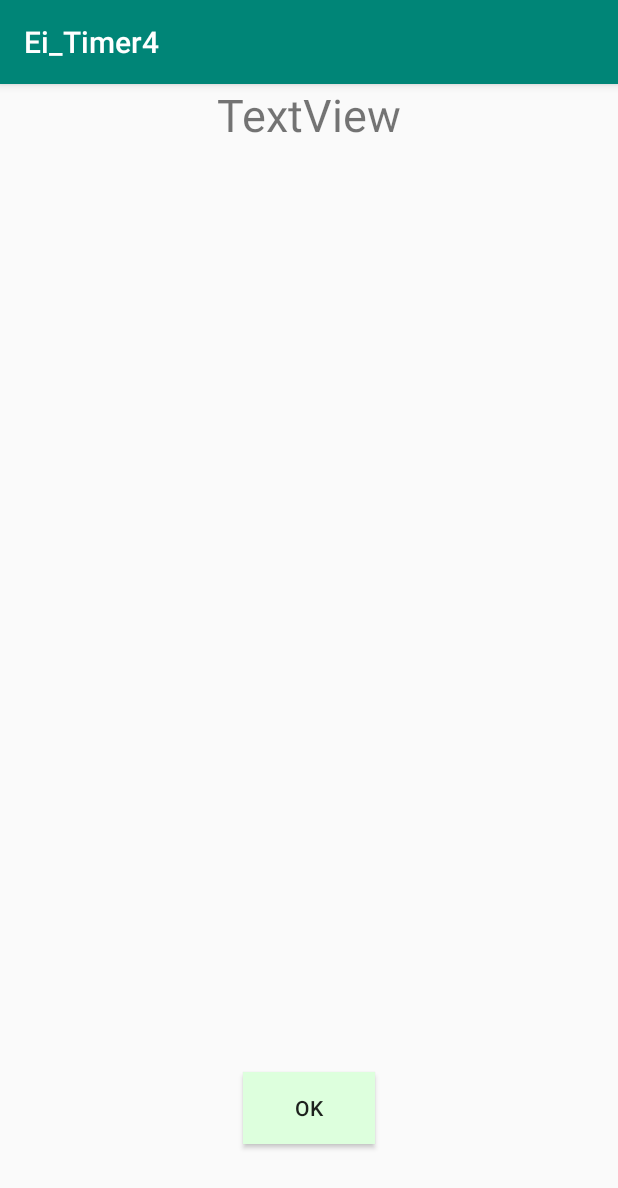
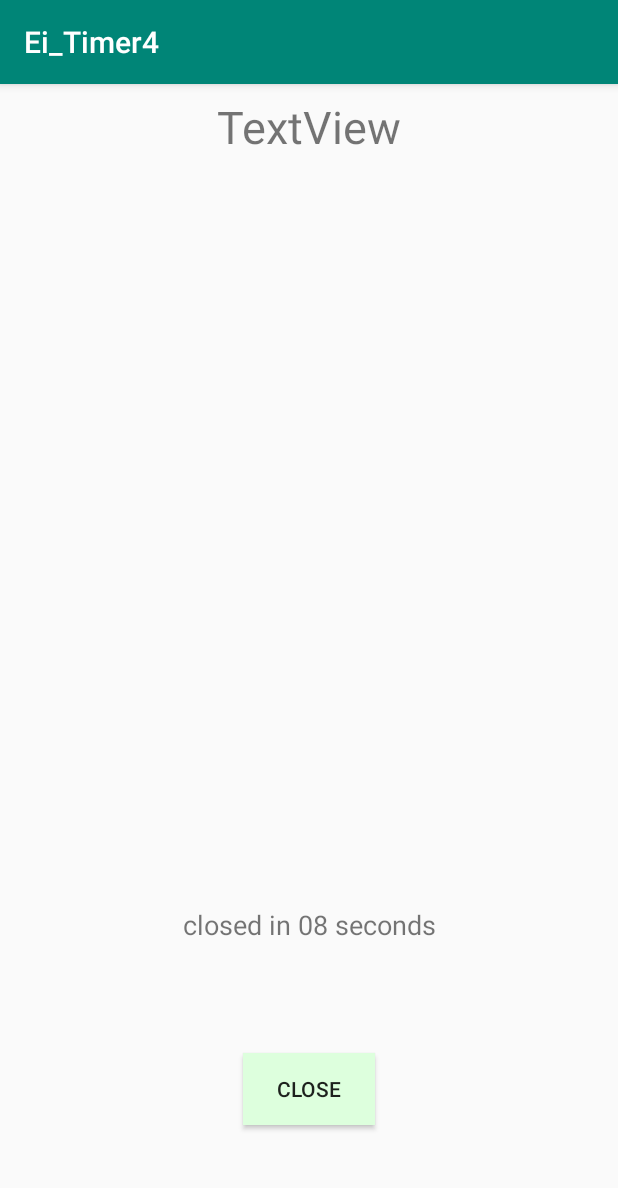
Before and after one commit to DavidUniUlm/Ei_Timer, an Android app: the TimerFinished screen opened directly, with no data from a screen before it, on a phone screen of 412 x 824 dp. Shown: the top 1188 px of the screen. Run offline under Robolectric (Android 15) with nearby library versions, the phone set to English and light mode, and no system bars; 5 statements that could not run were skipped.

Commit message:
finish-screen fertig

```diff
--- a/app/src/main/java/com/example/david/ei_timer4/TimerFinished.java
+++ b/app/src/main/java/com/example/david/ei_timer4/TimerFinished.java
@@ -4,37 +4,64 @@ import android.app.Activity;
 import android.media.Ringtone;
 import android.media.RingtoneManager;
 import android.net.Uri;
+import android.os.CountDownTimer;
 import android.support.v7.app.AppCompatActivity;
 import android.os.Bundle;
 import android.view.View;
 import android.widget.ImageView;
 import android.widget.TextView;
 
+
 public class TimerFinished extends AppCompatActivity {
 
-
     TextView timerName;
+    TextView closeTextView;
     ImageView finishedImageView;
+    Ringtone r;
+    CountDownTimer countdown;
 
     @Override
     protected void onCreate(Bundle savedInstanceState) {
         super.onCreate(savedInstanceState);
         setContentView(R.layout.activity_timer_finished);
 
-        timerName = findViewById(R.id.timerName2);
+        timerName = findViewById(R.id.timerName);
         finishedImageView = findViewById(R.id.finishedImageView);
+        closeTextView = findViewById(R.id.closeTextView);
 
         timerName.setText(getIntent().getExtras().getString("name"));
         finishedImageView.setImageURI((Uri) (getIntent().getExtras().get("picture")));
 
         Uri ringtone = (Uri) (getIntent().getExtras().get("ringtone"));
         System.out.println(ringtone.toString());
-        Ringtone r = RingtoneManager.getRingtone(getApplicationContext(), ringtone);
+        r = RingtoneManager.getRingtone(getApplicationContext(), ringtone);
         r.play();
+
+        start10secTimer();
     }
 
+    private void start10secTimer() {
+        countdown = new CountDownTimer(10000, 1) {
+            @Override
+            public void onTick(long millisUntilFinished) {
+                closeTextView.setText("closed in 0" + millisUntilFinished / 1000 + " seconds");
+            }
+            @Override
+            public void onFinish() {
+                closeActivity();
+            }
+        }.start();
+    }
 
     public void onOkButtonClick(View view) {
+        closeActivity();
+    }
+
+    private void closeActivity() {
+        r.stop();
+        if (countdown != null) {
+            countdown.cancel();
+        }
         setResult(Activity.RESULT_OK, null);
         finish();
     }
--- a/app/src/main/res/layout/activity_timer_finished.xml
+++ b/app/src/main/res/layout/activity_timer_finished.xml
@@ -7,37 +7,57 @@
     tools:context=".TimerFinished">
 
     <TextView
-        android:id="@+id/timerName2"
+        android:id="@+id/timerName"
         android:layout_width="wrap_content"
         android:layout_height="wrap_content"
+        android:layout_marginTop="8dp"
         android:text="TextView"
         android:textSize="30sp"
         app:layout_constraintEnd_toEndOf="parent"
         app:layout_constraintStart_toStartOf="parent"
-        tools:id="timerName"
-        tools:layout_editor_absoluteY="31dp" />
+        app:layout_constraintTop_toTopOf="parent" />
+
 
     <ImageView
         android:id="@+id/finishedImageView"
-        android:layout_width="269dp"
-        android:layout_height="320dp"
+        android:layout_width="300dp"
+        android:layout_height="351dp"
         android:layout_marginTop="8dp"
         android:layout_marginBottom="8dp"
+        app:layout_constraintBottom_toTopOf="@+id/closeTextView"
+        app:layout_constraintEnd_toEndOf="parent"
+        app:layout_constraintHorizontal_bias="0.5"
+        app:layout_constraintStart_toStartOf="parent"
+        app:layout_constraintTop_toBottomOf="@+id/timerName"
+        app:layout_constraintVertical_bias="0.742" />
+
+    <TextView
+        android:id="@+id/closeTextView"
+        android:layout_width="wrap_content"
+        android:layout_height="wrap_content"
+        android:text="TextView"
+        android:textSize="18sp"
         app:layout_constraintBottom_toTopOf="@+id/okButton"
         app:layout_constraintEnd_toEndOf="parent"
+        app:layout_constraintHorizontal_bias="0.5"
         app:layout_constraintStart_toStartOf="parent"
-        app:layout_constraintTop_toBottomOf="@+id/timerName2"
-        tools:srcCompat="@tools:sample/avatars" />
+        app:layout_constraintTop_toBottomOf="@+id/finishedImageView" />
 
     <Button
         android:id="@+id/okButton"
         android:layout_width="wrap_content"
         android:layout_height="wrap_content"
-        android:layout_marginBottom="61dp"
+        android:layout_marginTop="8dp"
+        android:layout_marginBottom="8dp"
         android:background="#ddffdd"
         android:onClick="onOkButtonClick"
-        android:text="OK"
+        android:text="close"
         app:layout_constraintBottom_toBottomOf="parent"
         app:layout_constraintEnd_toEndOf="parent"
-        app:layout_constraintStart_toStartOf="parent" />
+        app:layout_constraintHorizontal_bias="0.5"
+        app:layout_constraintStart_toStartOf="parent"
+        app:layout_constraintTop_toBottomOf="@+id/closeTextView"
+        app:layout_constraintVertical_bias="0.484" />
+
+
 </android.support.constraint.ConstraintLayout>
```
Also changed, not shown: app/src/main/java/com/example/david/ei_timer4/TimerListAdapter.java (+26 -6 lines).
